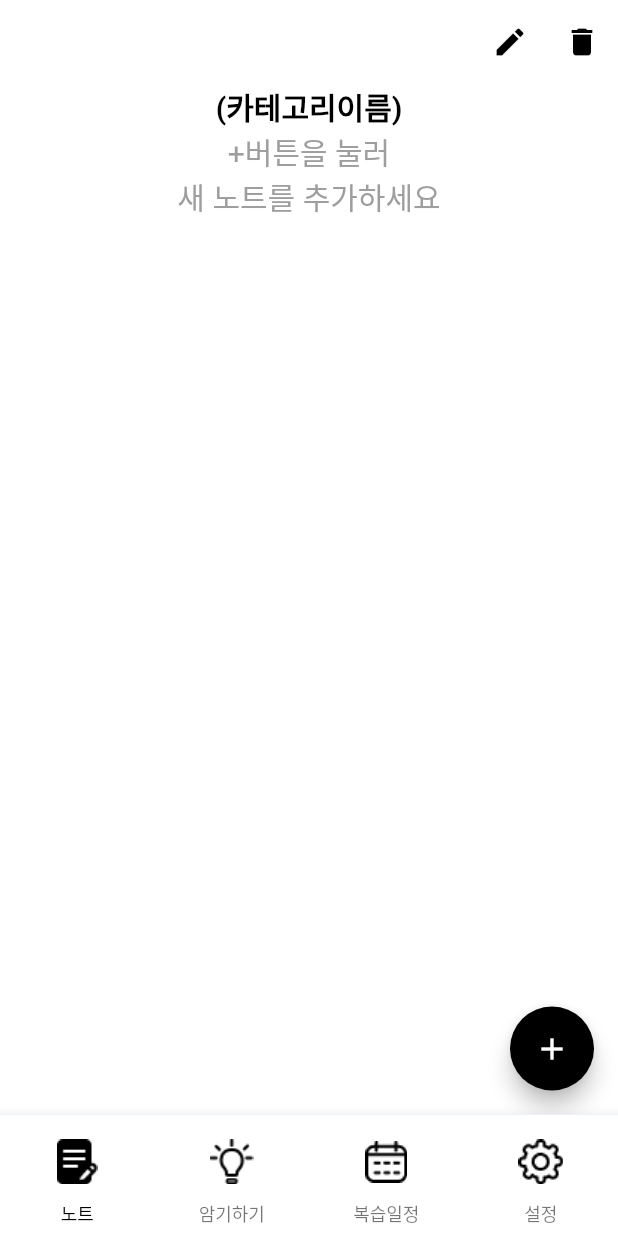
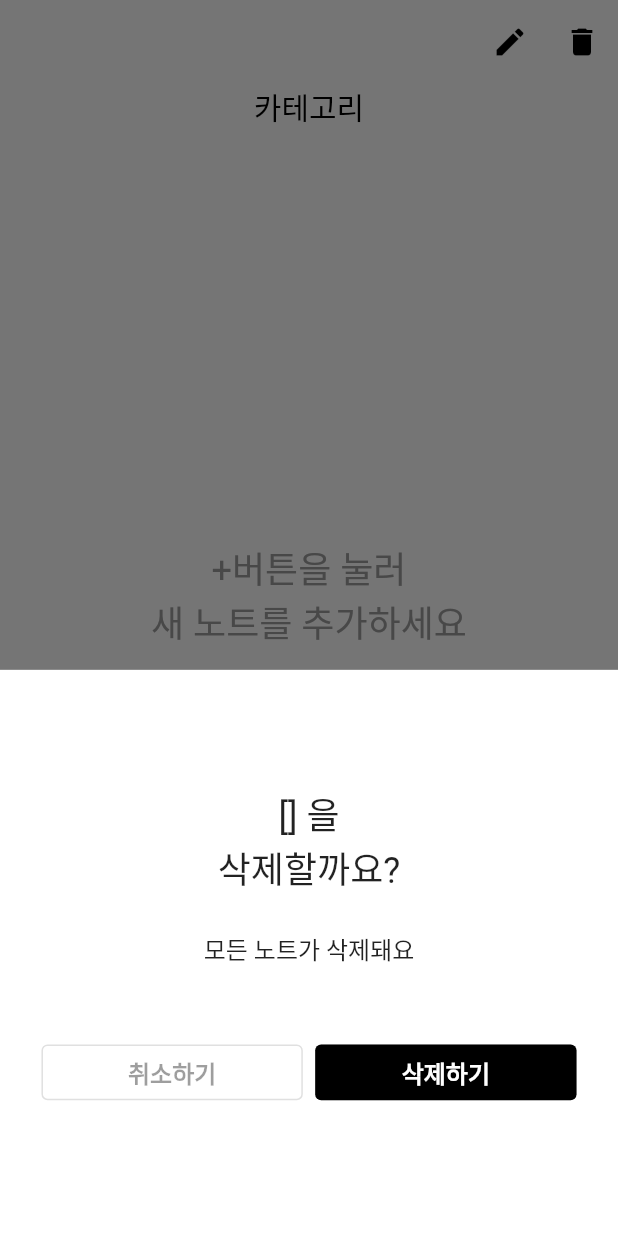
Before and after one commit to orang2019/Study, a Flutter app: the screen it shows after launch, after a tap on the "delete" icon, on a phone screen of 412 x 824 dp. Run offline on Flutter 3.47's test engine with Material 2 defaults, Android fonts, the phone set to English and light mode, and no system bars; our stand-ins replace get, hive, hive_flutter; accounts and stored records are empty; Roboto replaces fonts that are missing (Pretendard).

Commit message:
수정완료

```diff
--- a/lib/page/notepage/note_home.dart
+++ b/lib/page/notepage/note_home.dart
@@ -6,7 +6,7 @@ import '../../controller/category_controller.dart';
 import '../../model/category.dart';
 import '../../model/color_index.dart';
 import '../../model/note.dart';
-
+import 'package:study_app/widget/deletewidget.dart';
 
 class NoteHome extends StatefulWidget {
   const NoteHome({super.key});
@@ -44,7 +44,22 @@ class _NoteHomeState extends State<NoteHome> {
           shadowColor: Colors.transparent,
           actions: [
             IconButton(onPressed: (){Get.to(noteMain());}, icon: Icon(Icons.edit),color: Colors.black,),
-            IconButton(onPressed: (){}, icon: Icon(Icons.delete),color: Colors.black,)]
+
+            GetBuilder<CategoryController>(
+              builder: (controller)=>IconButton(onPressed: (){
+
+                //todo
+
+                showModalBottomSheet(
+                    enableDrag: true,
+                    isDismissible: true, // 바깥영역 눌러도 안사라짐
+                    isScrollControlled: true,
+                    context: context,
+                    builder:(BuildContext context) => const DeleteWidget());
+
+                controller.deleteCategory(index: 0);
+              }, icon: Icon(Icons.delete),color: Colors.black,),)
+          ]
       ),
       body:
       Container(
@@ -76,13 +91,18 @@ class _NoteHomeState extends State<NoteHome> {
     return Scaffold(
       backgroundColor: Colors.white,
       body: Column(
+        mainAxisAlignment: MainAxisAlignment.start,
+        // crossAxisAlignment: CrossAxisAlignment.center,
         children: [
-          const Text('(카테고리이름)',style: TextStyle(fontSize:20,fontWeight: FontWeight.bold,color: Colors.black),),
+          Text('카테고리',style: TextStyle(fontSize:20,color: Colors.black),),
+          SizedBox(height: context.height/3,),
           Center(
-              child: Text('+버튼을 눌러\n새 노트를 추가하세요',
-                  style: TextStyle(color: Colors.grey,fontSize: 20),
-                  textAlign: TextAlign.center)
+            child: Text('+버튼을 눌러\n새 노트를 추가하세요',
+                    style: TextStyle(color: Colors.grey,fontSize: 24),
+                    textAlign: TextAlign.center),
           ),
+
+
         ],
       ),
     );
--- /dev/null
+++ b/lib/widget/deletewidget.dart
@@ -0,0 +1,54 @@
+import 'package:flutter/material.dart';
+import 'package:get/get.dart';
+import 'package:study_app/controller/category_controller.dart';
+import 'package:study_app/model/note.dart';
+import 'package:study_app/widget/category_add.dart';
+
+import '../constants.dart';
+
+class DeleteWidget extends StatefulWidget {
+  const DeleteWidget({Key? key}) : super(key: key);
+
+  @override
+  State<DeleteWidget> createState() => _DeleteWidgetState();
+}
+
+class _DeleteWidgetState extends State<DeleteWidget> {
+  @override
+  Widget build(BuildContext context) {
+    return Container(
+        color: Colors.white,
+        height: context.height * 0.458,
+        padding: EdgeInsets.only(top: context.height * 0.0947, left: context.width * 0.04615, right: context.width * 0.04615, bottom: context.height * 0.048),
+        child: Column(
+          mainAxisAlignment: MainAxisAlignment.start,
+          children: [
+            Text('[] 을\n삭제할까요?',style: TextStyle(fontSize:24,),textAlign: TextAlign.center),
+            SizedBox(height: context.height*0.0284,),
+
+            Center(child: Text('모든 노트가 삭제돼요',style: TextStyle(fontSize:16))),
+            SizedBox(height: context.height*0.0568,),
+            SizedBox(
+              child: Row(
+                mainAxisAlignment: MainAxisAlignment.center,
+                children: [
+                  OutlinedButton(onPressed: null, style: ButtonStyle(padding: MaterialStateProperty.all<EdgeInsets>(
+                      EdgeInsets.only(left: context.width*0.14,right: context.width*0.14,top: context.width*0.016,bottom: context.width*0.016))),child: Text('취소하기',style: TextStyle(fontSize:16,fontWeight: FontWeight.bold))),
+                  SizedBox(width: context.width*0.02,),
+                  OutlinedButton(onPressed: null, style: ButtonStyle(padding: MaterialStateProperty.all<EdgeInsets>(
+                      EdgeInsets.only(left: context.width*0.14,right: context.width*0.14,top: context.width*0.016,bottom: context.width*0.016)),backgroundColor: MaterialStateProperty.all(Colors.black)),child: Text('삭제하기',style: TextStyle(fontSize:16,fontWeight: FontWeight.bold,color: Colors.white))),
+
+                ],
+              ),
+            )
+
+
+
+
+
+
+          ],
+        ),
+    );
+  }
+}
```
Also changed, not shown: lib/widget/note_add.dart (+76 -53 lines).
